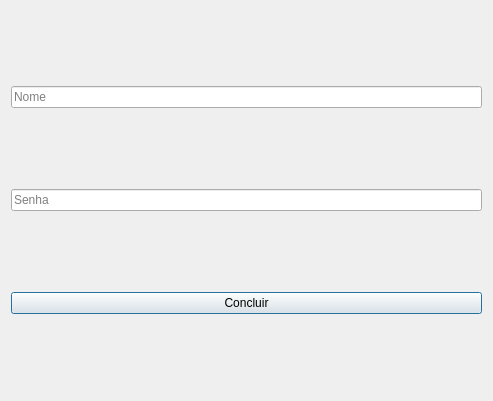
The window that App/view/ui/login.ui (Caiquef80/Gerenciamento-Escolar) describes before a commit, drawn with Qt 5.
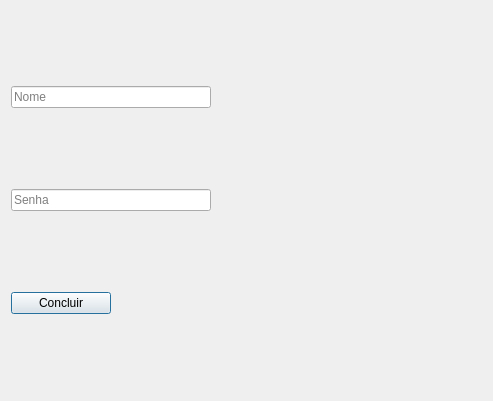
The same window after the commit.

Patch:
```diff
--- a/App/view/ui/login.ui
+++ b/App/view/ui/login.ui
@@ -16,6 +16,12 @@
   <layout class="QVBoxLayout" name="verticalLayout">
    <item>
     <widget class="QLineEdit" name="nome">
+     <property name="maximumSize">
+      <size>
+       <width>200</width>
+       <height>16777215</height>
+      </size>
+     </property>
      <property name="placeholderText">
       <string>Nome</string>
      </property>
@@ -23,6 +29,12 @@
    </item>
    <item>
     <widget class="QLineEdit" name="senha">
+     <property name="maximumSize">
+      <size>
+       <width>200</width>
+       <height>16777215</height>
+      </size>
+     </property>
      <property name="echoMode">
       <enum>QLineEdit::Password</enum>
      </property>
@@ -33,6 +45,12 @@
    </item>
    <item>
     <widget class="QPushButton" name="btn_concluir">
+     <property name="maximumSize">
+      <size>
+       <width>100</width>
+       <height>16777215</height>
+      </size>
+     </property>
      <property name="text">
       <string>Concluir</string>
      </property>
```
